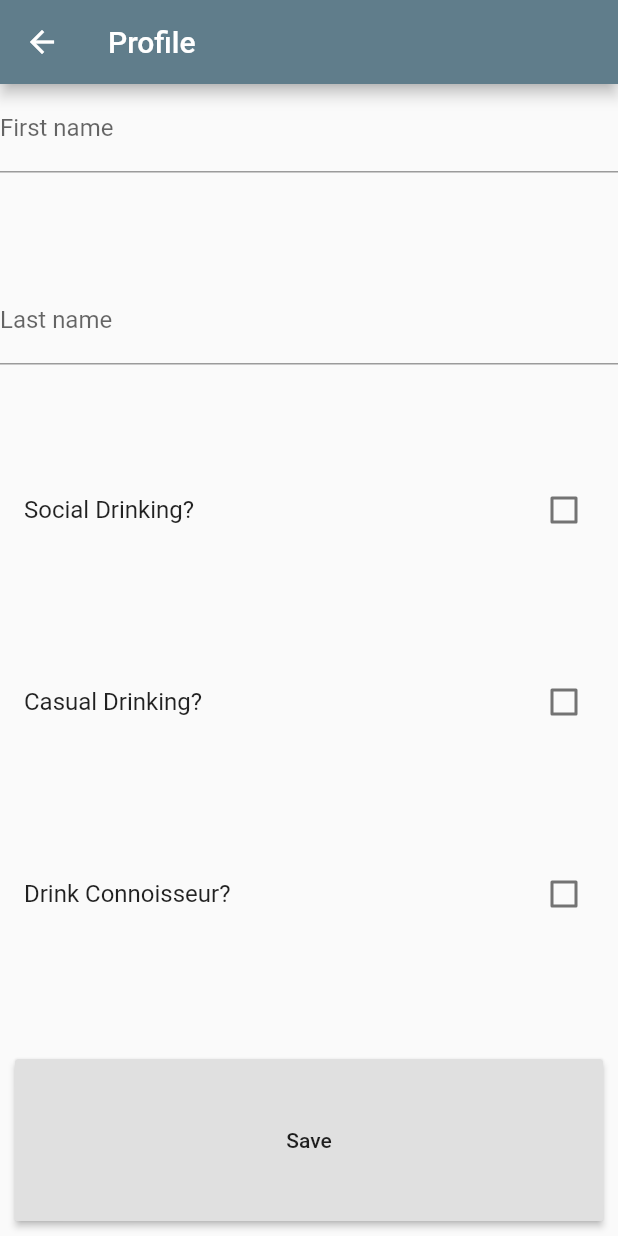
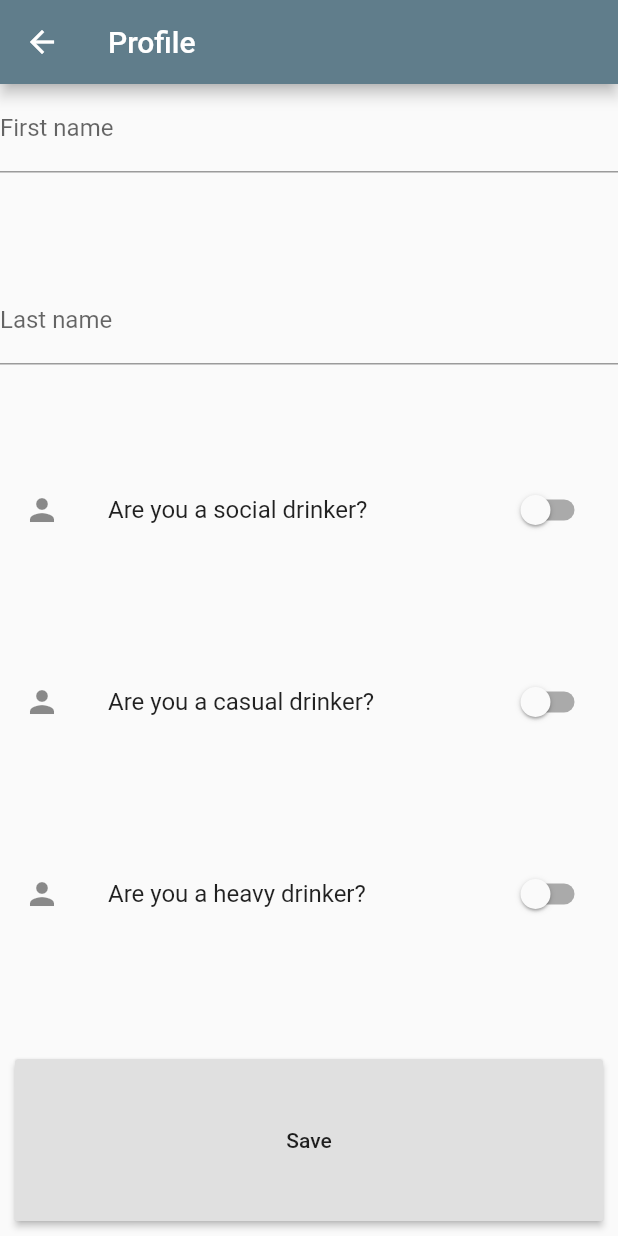
Before and after one commit to CodeFromStav/mixdrinks, a Flutter app: the ProfileInformation screen opened directly, on a phone screen of 412 x 824 dp. Run offline on Flutter 3.47's test engine with Material 2 defaults, Android fonts, the light colour scheme and no system bars; our stand-ins replace animated_text_kit, cloud_firestore, firebase_auth, firebase_database, modal_progress_hud; missing offline and left inert: floating_search_bar; accounts and stored records are empty.

Commit message:
Connected brig's code to master

```diff
--- /dev/null
+++ b/lib/components/drink_details.dart
@@ -0,0 +1,10 @@
+class DrinkDetails {
+  final name;
+  final glass;
+  final category;
+  final ingredients;
+  final preparation;
+
+
+  DrinkDetails(this.name, this.glass,this.category,this.ingredients,this.preparation);
+}
--- a/lib/components/user.dart
+++ b/lib/components/user.dart
@@ -1,37 +1,58 @@
 import 'package:firebase_auth/firebase_auth.dart';
 import 'package:cloud_firestore/cloud_firestore.dart';
 import 'package:firebase_database/firebase_database.dart';
+import 'package:flutter/cupertino.dart';
 
 class User {
   final _firestore = Firestore.instance;
   final _auth = FirebaseAuth.instance;
   FirebaseUser loggedInUser;
 
-  static DatabaseReference mDatabase;
+  final databaseReference = Firestore.instance;
+
+  String tmp;
 
   static const String SocialDrinking = 'cooking';
   static const String CasualDrinking = 'hiking';
-  static const String ConnoisseurDrinking = 'traveling';
+  static const String HeavyDrinking = 'traveling';
   String firstName = '';
   String lastName = '';
   Map passions = {
     SocialDrinking: false,
     CasualDrinking: false,
-    ConnoisseurDrinking: false
+    HeavyDrinking: false
   };
+
+  Map data = {
+    'dataFirstname': null,
+    'dataLastname': '',
+    'dataSocialdrinking' : false,
+    'dataCsualdrinking' : false,
+    'dataHeavydrinking' : false,
+  };
+
   save() {
     print('Saving user using a web service');
     getCurrentUser();
 
+    databaseReference.collection("user").document(firstName).snapshots().forEach((f) => print('${f.data}}'));
 
+    databaseReference.collection("user").document(firstName).snapshots().forEach((f) => data = f.data);
+    print(('dataFirstname' == null));
 
-    _firestore.collection('user').add({
-      'firstname': firstName,
-      'lastname': lastName,
-      'socialdrinking' : passions.containsKey(SocialDrinking),
-      'casualdrinking' : passions.containsKey(CasualDrinking),
-      'drinkconnoisseur' : passions.containsKey(ConnoisseurDrinking),
-    });
+    print(data.containsValue(firstName));
+
+    if (('dataFirstname' == null) == true)
+      {
+        _firestore.collection("user").document(firstName).setData({
+          'firstname': firstName,
+          'lastname': lastName,
+          'socialdrinking' : passions.containsKey(SocialDrinking),
+          'casualdrinking' : passions.containsKey(CasualDrinking),
+          'heavydrinking' : passions.containsKey(HeavyDrinking),
+        });
+      }
+
   }
 
   void getCurrentUser() async {
--- a/lib/main.dart
+++ b/lib/main.dart
@@ -1,4 +1,6 @@
 import 'package:flutter/material.dart';
+import 'package:mixdrinks/screens/drink_info.dart';
+import 'package:mixdrinks/screens/drink_search.dart';
 import 'package:mixdrinks/screens/drinks_widget.dart';
 import 'package:mixdrinks/screens/home_screen.dart';
 import 'package:mixdrinks/screens/welcome_screen.dart';
@@ -27,8 +29,8 @@ class MixDrinks extends StatelessWidget {
         ChatScreen.id: (context) => ChatScreen(),
         Home.id: (context) => Home(),
         DrinksWidget.id: (context) => DrinksWidget(),
-
-
+        DrinkSearch.id: (context) => DrinkSearch(),
+        DrinkInfo.id: (context) => DrinkInfo(),
       },
     );
   }
--- a/lib/screens/login_screen.dart
+++ b/lib/screens/login_screen.dart
@@ -2,6 +2,8 @@ import 'package:flutter/material.dart';
 import 'package:mixdrinks/components/rounded_button.dart';
 import 'package:mixdrinks/constants.dart';
 import 'package:firebase_auth/firebase_auth.dart';
+import 'package:mixdrinks/screens/drink_search.dart';
+import 'package:mixdrinks/screens/registration_screen.dart';
 import 'chat_screen.dart';
 import 'home_screen.dart';
 import 'package:modal_progress_hud/modal_progress_hud.dart';
--- a/lib/screens/profile_information.dart
+++ b/lib/screens/profile_information.dart
@@ -54,30 +54,33 @@ class _ProfileInformationState extends State<ProfileInformation> {
                                     setState(() => _user.lastName = val)),
                           ),
                           Expanded(
-                            child: CheckboxListTile(
-                                title: const Text('Social Drinking?'),
+                            child: SwitchListTile(
+                                title: const Text('Are you a social drinker?'),
                                 value: _user.passions[User.SocialDrinking],
+                                secondary: const Icon(Icons.person),
                                 onChanged: (val) {
                                   setState(() =>
                                       _user.passions[User.SocialDrinking] = val);
                                 }),
                           ),
                           Expanded(
-                            child: CheckboxListTile(
-                                title: const Text('Casual Drinking?'),
+                            child: SwitchListTile(
+                                title: const Text('Are you a casual drinker?'),
                                 value: _user.passions[User.CasualDrinking],
+                                secondary: const Icon(Icons.person),
                                 onChanged: (val) {
                                   setState(() => _user
                                       .passions[User.CasualDrinking] = val);
                                 }),
                           ),
                           Expanded(
-                            child: CheckboxListTile(
-                                title: const Text('Drink Connoisseur?'),
-                                value: _user.passions[User.ConnoisseurDrinking],
+                            child: SwitchListTile(
+                                title: const Text('Are you a heavy drinker?'),
+                                value: _user.passions[User.HeavyDrinking],
+                                secondary: const Icon(Icons.person),
                                 onChanged: (val) {
                                   setState(() =>
-                                      _user.passions[User.ConnoisseurDrinking] = val);
+                                      _user.passions[User.HeavyDrinking] = val);
                                 }),
                           ),
                           Expanded(
--- a/lib/screens/profile_widget.dart
+++ b/lib/screens/profile_widget.dart
@@ -15,6 +15,8 @@ class ProfileWidget extends StatelessWidget {
   void printText(text) {
     print(text);
   }
+
+  // TODO: add log out button that redirects user to welcome screen
 
   @override
   Widget build(BuildContext context) {
--- a/pubspec.yaml
+++ b/pubspec.yaml
@@ -30,3 +30,4 @@ flutter:
 
   assets:
     - images/
+    - assets/
```
Also changed, not shown: lib/screens/drink_info.dart (added, +112 -0 lines), lib/screens/drink_search.dart (added, +135 -0 lines), lib/screens/home_screen.dart (+3 -6 lines), assets/drinks.json (renamed from drinks.json), 1 other file.
